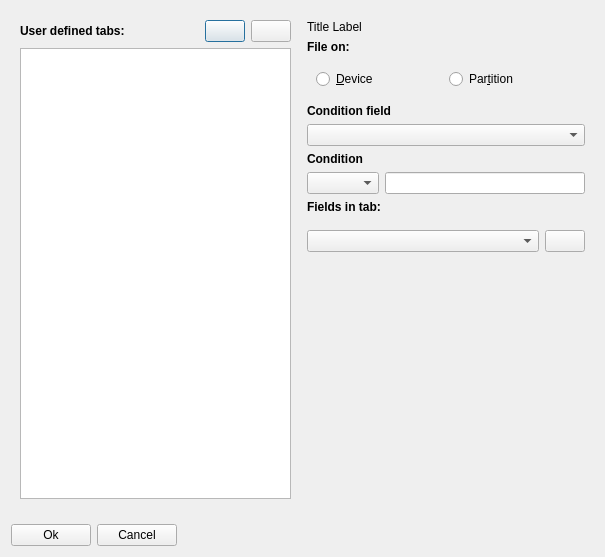
Old version of the form ui/tabconfig.ui in the repository iddekingej/blgui.
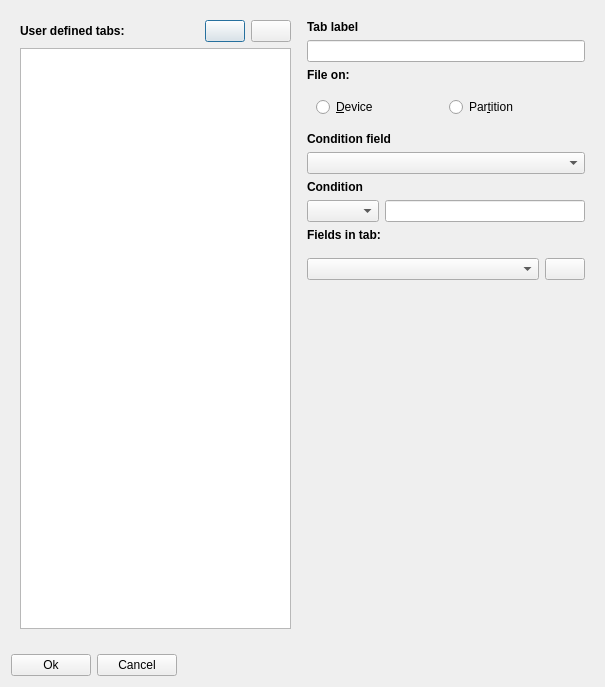
New version of the form. Icons and pictures are not drawn.

Patch:
```diff
--- a/ui/tabconfig.ui
+++ b/ui/tabconfig.ui
@@ -7,7 +7,7 @@
     <x>0</x>
     <y>0</y>
     <width>605</width>
-    <height>557</height>
+    <height>687</height>
    </rect>
   </property>
   <property name="sizePolicy">
@@ -119,11 +119,20 @@
             <verstretch>0</verstretch>
            </sizepolicy>
           </property>
+          <property name="font">
+           <font>
+            <weight>75</weight>
+            <bold>true</bold>
+           </font>
+          </property>
           <property name="text">
-           <string>Title Label</string>
+           <string>Tab label</string>
           </property>
          </widget>
         </item>
+        <item>
+         <widget class="QLineEdit" name="tabLabel"/>
+        </item>
         <item>
          <widget class="QLabel" name="label_3">
           <property name="sizePolicy">
```
Left out of the diff: 4 changed lines with no effect on the pictures.
